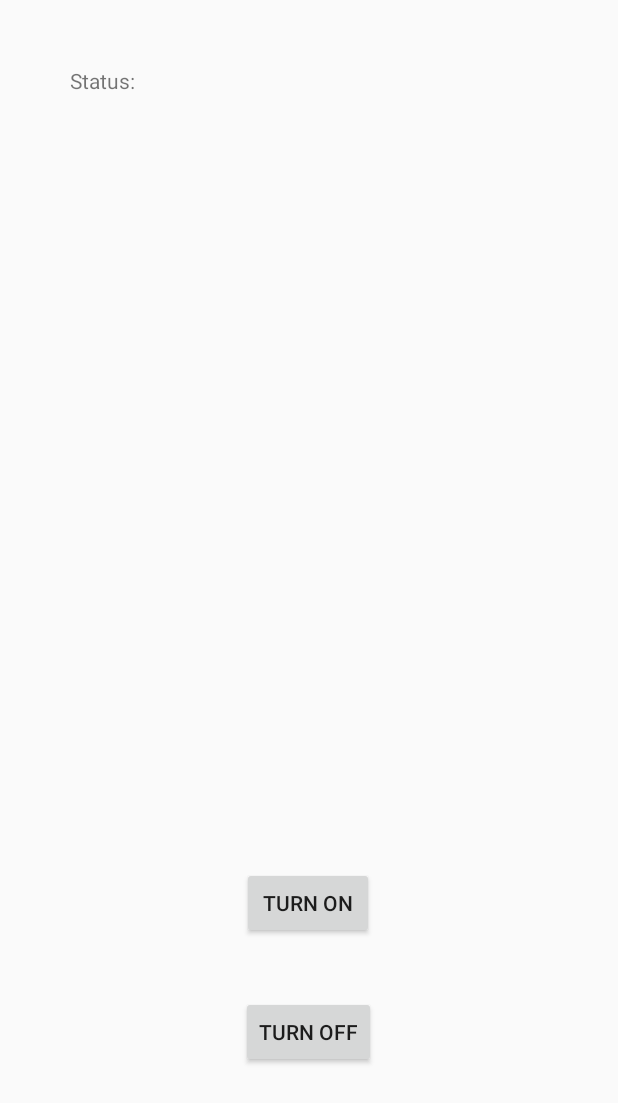
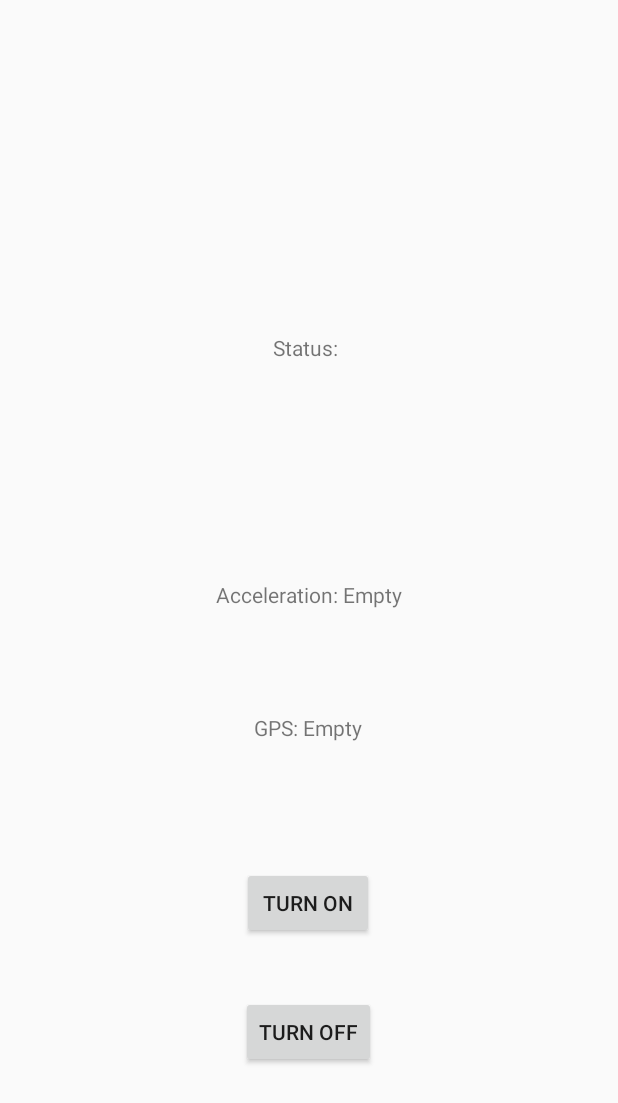
Before and after one commit to Dryzhakova/SOS-application, an Android app: the screen it shows after launch (MainActivity), on a phone screen of 412 x 824 dp. Shown: the top 1103 px of the screen. Run offline under Robolectric (Android 15) with nearby library versions, the phone set to English and light mode, and no system bars.

Commit message:
Updated Logic

```diff
--- a/app/src/main/java/com/example/project_android/Location/LocationHelper.kt
+++ b/app/src/main/java/com/example/project_android/Location/LocationHelper.kt
@@ -12,7 +12,6 @@ class LocationHelper(context: Context, private val onLocationChanged: (Double, D
     private val locationListener: LocationListener = object : LocationListener {
         override fun onLocationChanged(location: Location) {
             onLocationChanged(location.latitude, location.longitude)
-            stopLocationUpdates()
         }
 
         override fun onStatusChanged(provider: String?, status: Int, extras: Bundle?) {}
--- a/app/src/main/java/com/example/project_android/MainActivity.kt
+++ b/app/src/main/java/com/example/project_android/MainActivity.kt
@@ -33,6 +33,9 @@ class MainActivity : ComponentActivity() {
     private lateinit var turnOff : Button
     private lateinit var status : TextView
 
+    private lateinit var gpsTextView: TextView
+    private lateinit var accTextView: TextView
+
     private var lastAcceleration: FloatArray? = null
     private var lastLocation: Pair<Double, Double>? = null
     override fun onCreate(savedInstanceState: Bundle?) {
@@ -43,7 +46,8 @@ class MainActivity : ComponentActivity() {
         turnOn = findViewById(R.id.turnOnButton)
         turnOff = findViewById(R.id.turnOffButton)
         status = findViewById(R.id.statusTextView)
-
+        gpsTextView = findViewById(R.id.gpsTextView)
+        accTextView = findViewById(R.id.accTextView)
 
 
 
@@ -122,12 +126,14 @@ class MainActivity : ComponentActivity() {
             if (accelerationChange > threshold) {
                 // Изменились данные акселерометра
                 lastAcceleration = acceleration
+                accTextView.text = "Acceleration: $lastAcceleration"
                 return true
             }
         }
 
         // Сохранение новых данных акселерометра(обновляются каждые 200 мс)
         lastAcceleration = acceleration
+        accTextView.text = "Acceleration: $lastAcceleration"
         return false
     }
 
@@ -156,13 +162,18 @@ class MainActivity : ComponentActivity() {
             if (deltaLatitude > threshold || deltaLongitude > threshold) {
                 // Изменились данные GPS
                 lastLocation = Pair(latitude, longitude)
-                showFallDetectedDialog()
+
+                gpsTextView.text = "GPS: $lastLocation"
+
+                // For Testing
+               // showFallDetectedDialog()
                 return true
             }
         }
 
         // Сохраняем текущие значения координат
         lastLocation = Pair(latitude, longitude)
+        gpsTextView.text = "GPS: $lastLocation"
         return false
     }
 
--- a/app/src/main/res/layout/main_activity.xml
+++ b/app/src/main/res/layout/main_activity.xml
@@ -37,6 +37,34 @@
         android:layout_height="108dp"
         android:gravity="center"
         android:text="Status: "
-        tools:layout_editor_absoluteX="135dp"
-        tools:layout_editor_absoluteY="83dp" />
+        app:layout_constraintBottom_toTopOf="@+id/accTextView"
+        app:layout_constraintEnd_toEndOf="parent"
+        app:layout_constraintHorizontal_bias="0.498"
+        app:layout_constraintStart_toStartOf="parent"
+        app:layout_constraintTop_toTopOf="parent"
+        app:layout_constraintVertical_bias="0.683" />
+
+    <TextView
+        android:id="@+id/accTextView"
+        android:layout_width="304dp"
+        android:layout_height="55dp"
+        android:layout_marginBottom="32dp"
+        android:gravity="center"
+        android:text="Acceleration: Empty"
+        app:layout_constraintBottom_toTopOf="@+id/gpsTextView"
+        app:layout_constraintEnd_toEndOf="parent"
+        app:layout_constraintHorizontal_bias="0.495"
+        app:layout_constraintStart_toStartOf="parent" />
+
+    <TextView
+        android:id="@+id/gpsTextView"
+        android:layout_width="304dp"
+        android:layout_height="58dp"
+        android:layout_marginBottom="64dp"
+        android:gravity="center"
+        android:text="GPS: Empty"
+        app:layout_constraintBottom_toTopOf="@+id/turnOnButton"
+        app:layout_constraintEnd_toEndOf="parent"
+        app:layout_constraintHorizontal_bias="0.495"
+        app:layout_constraintStart_toStartOf="parent" />
 </androidx.constraintlayout.widget.ConstraintLayout>
```
